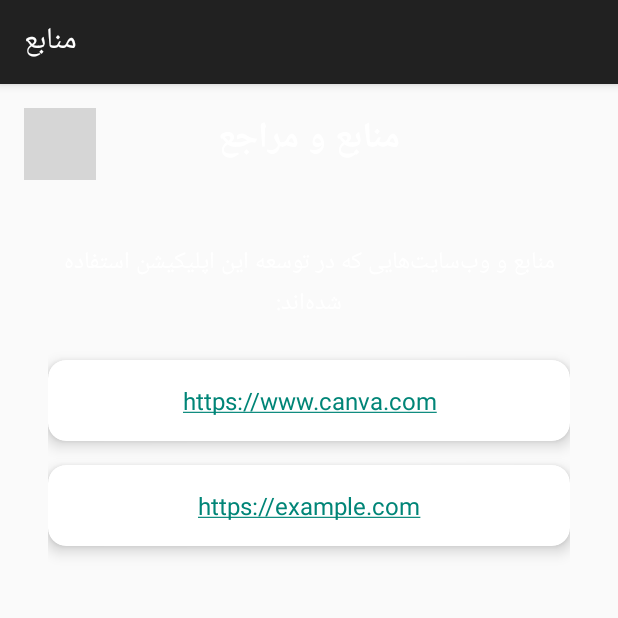
After one commit to mhsenpc/german_android_game, an Android app: the ReferencesActivity screen opened directly, with no data from a screen before it, on a phone screen of 412 x 824 dp, the top half of it. The commit adds this screen. Run offline under Robolectric (Android 15) with nearby library versions, the phone set to English and light mode, and no system bars; grey boxes are pictures that could not be loaded.

Commit message:
add references page

```diff
--- a/app/src/main/AndroidManifest.xml
+++ b/app/src/main/AndroidManifest.xml
@@ -33,6 +33,11 @@
             android:exported="false"
             android:label="@string/about_label"
             android:theme="@style/Theme.AppCompat.Light.DarkActionBar" />
+        <activity
+            android:name=".ReferencesActivity"
+            android:exported="false"
+            android:label="@string/references_label"
+            android:theme="@style/Theme.AppCompat.Light.DarkActionBar" />
             </application>
 
 </manifest>
--- a/app/src/main/java/sibpardazan/gharb/satzpuzzle/LevelPickerActivity.kt
+++ b/app/src/main/java/sibpardazan/gharb/satzpuzzle/LevelPickerActivity.kt
@@ -192,6 +192,11 @@ class LevelPickerActivity : AppCompatActivity() {
                 startActivity(intent)
                 true
             }
+            R.id.action_references -> {
+                val intent = Intent(this, ReferencesActivity::class.java)
+                startActivity(intent)
+                true
+            }
             else -> super.onOptionsItemSelected(item)
         }
     }
--- /dev/null
+++ b/app/src/main/java/sibpardazan/gharb/satzpuzzle/ReferencesActivity.kt
@@ -0,0 +1,45 @@
+package sibpardazan.gharb.satzpuzzle
+
+import android.content.Intent
+import android.net.Uri
+import android.os.Bundle
+import androidx.appcompat.app.AppCompatActivity
+import sibpardazan.gharb.satzpuzzle.databinding.ActivityReferencesBinding
+
+class ReferencesActivity : AppCompatActivity() {
+
+    private lateinit var binding: ActivityReferencesBinding
+
+    override fun onCreate(savedInstanceState: Bundle?) {
+        super.onCreate(savedInstanceState)
+        binding = ActivityReferencesBinding.inflate(layoutInflater)
+        setContentView(binding.root)
+
+        setupClickListeners()
+    }
+
+    private fun setupClickListeners() {
+        binding.backButton.setOnClickListener {
+            finish()
+        }
+
+        // URL text view click listeners
+        binding.website1UrlTextView.setOnClickListener {
+            openWebsite(getString(R.string.website_1_url))
+        }
+
+        binding.website2UrlTextView.setOnClickListener {
+            openWebsite(getString(R.string.website_2_url))
+        }
+    }
+
+    private fun openWebsite(url: String) {
+        try {
+            val intent = Intent(Intent.ACTION_VIEW, Uri.parse(url))
+            startActivity(intent)
+        } catch (e: Exception) {
+            // Handle error if no browser app is available
+            e.printStackTrace()
+        }
+    }
+}
--- /dev/null
+++ b/app/src/main/res/drawable/ic_references.xml
@@ -0,0 +1,10 @@
+<vector xmlns:android="http://schemas.android.com/apk/res/android"
+    android:width="24dp"
+    android:height="24dp"
+    android:viewportWidth="24"
+    android:viewportHeight="24"
+    android:tint="?attr/colorOnSurface">
+  <path
+      android:fillColor="@android:color/white"
+      android:pathData="M12,2l3.09,6.26L22,9.27l-5,4.87 1.18,6.88L12,17.77l-6.18,3.25L7,14.14 2,9.27l6.91,-1.01L12,2zM12,15.4l3.76,2.27 -1,-4.28 3.32,-2.88 -4.38,-0.38L12,6.1l-1.71,4.04 -4.38,0.38 3.32,2.88 -1,4.28L12,15.4z"/>
+</vector>
--- /dev/null
+++ b/app/src/main/res/layout/activity_references.xml
@@ -0,0 +1,111 @@
+<?xml version="1.0" encoding="utf-8"?>
+<androidx.constraintlayout.widget.ConstraintLayout xmlns:android="http://schemas.android.com/apk/res/android"
+    xmlns:app="http://schemas.android.com/apk/res-auto"
+    xmlns:tools="http://schemas.android.com/tools"
+    android:layout_width="match_parent"
+    android:layout_height="match_parent"
+    tools:context=".ReferencesActivity">
+
+    <ImageButton
+        android:id="@+id/backButton"
+        android:layout_width="48dp"
+        android:layout_height="48dp"
+        android:layout_marginStart="16dp"
+        android:layout_marginTop="16dp"
+        android:background="?attr/selectableItemBackgroundBorderless"
+        android:contentDescription="@string/back"
+        android:src="@drawable/ic_back_arrow"
+        app:layout_constraintStart_toStartOf="parent"
+        app:layout_constraintTop_toTopOf="parent" />
+
+    <TextView
+        android:id="@+id/titleTextView"
+        android:layout_width="wrap_content"
+        android:layout_height="wrap_content"
+        android:layout_marginTop="16dp"
+        android:text="@string/references_title"
+        android:textColor="@color/white"
+        android:textSize="24sp"
+        android:textStyle="bold"
+        app:layout_constraintEnd_toEndOf="parent"
+        app:layout_constraintStart_toStartOf="parent"
+        app:layout_constraintTop_toTopOf="parent" />
+
+    <ScrollView
+        android:id="@+id/scrollView"
+        android:layout_width="0dp"
+        android:layout_height="0dp"
+        android:layout_marginStart="16dp"
+        android:layout_marginTop="32dp"
+        android:layout_marginEnd="16dp"
+        android:layout_marginBottom="16dp"
+        app:layout_constraintBottom_toBottomOf="parent"
+        app:layout_constraintEnd_toEndOf="parent"
+        app:layout_constraintStart_toStartOf="parent"
+        app:layout_constraintTop_toBottomOf="@id/titleTextView">
+
+        <LinearLayout
+            android:layout_width="match_parent"
+            android:layout_height="wrap_content"
+            android:orientation="vertical"
+            android:padding="16dp">
+
+            <TextView
+                android:id="@+id/descriptionTextView"
+                android:layout_width="match_parent"
+                android:layout_height="wrap_content"
+                android:layout_marginBottom="24dp"
+                android:gravity="center"
+                android:text="@string/references_description"
+                android:textColor="@color/white"
+                android:textSize="16sp" />
+
+            <androidx.cardview.widget.CardView
+                android:id="@+id/card1"
+                android:layout_width="match_parent"
+                android:layout_height="wrap_content"
+                android:layout_marginBottom="16dp"
+                app:cardBackgroundColor="@android:color/white"
+                app:cardCornerRadius="12dp"
+                app:cardElevation="6dp">
+
+                <TextView
+                    android:id="@+id/website1UrlTextView"
+                    android:layout_width="match_parent"
+                    android:layout_height="wrap_content"
+                    android:padding="16dp"
+                    android:autoLink="web"
+                    android:text="@string/website_1_url"
+                    android:textColor="@android:color/holo_blue_dark"
+                    android:textSize="16sp"
+                    android:gravity="center" />
+
+            </androidx.cardview.widget.CardView>
+
+            <androidx.cardview.widget.CardView
+                android:id="@+id/card2"
+                android:layout_width="match_parent"
+                android:layout_height="wrap_content"
+                android:layout_marginBottom="16dp"
+                app:cardBackgroundColor="@android:color/white"
+                app:cardCornerRadius="12dp"
+                app:cardElevation="6dp">
+
+                <TextView
+                    android:id="@+id/website2UrlTextView"
+                    android:layout_width="match_parent"
+                    android:layout_height="wrap_content"
+                    android:padding="16dp"
+                    android:autoLink="web"
+                    android:text="@string/website_2_url"
+                    android:textColor="@android:color/holo_blue_dark"
+                    android:textSize="16sp"
+                    android:gravity="center" />
+
+            </androidx.cardview.widget.CardView>
+
+        </LinearLayout>
+
+    </ScrollView>
+
+</androidx.constraintlayout.widget.ConstraintLayout>
--- a/app/src/main/res/menu/main_menu.xml
+++ b/app/src/main/res/menu/main_menu.xml
@@ -8,4 +8,10 @@
         android:icon="@drawable/ic_about"
         app:showAsAction="never" />
 
+    <item
+        android:id="@+id/action_references"
+        android:title="@string/references_menu"
+        android:icon="@drawable/ic_references"
+        app:showAsAction="never" />
+
 </menu>
--- a/app/src/main/res/values/strings.xml
+++ b/app/src/main/res/values/strings.xml
@@ -56,6 +56,16 @@
     <string name="about_button">درباره ما</string>
     <string name="about_us_menu">درباره ما</string>
 
+    <!-- References Activity -->
+    <string name="references_menu">منابع</string>
+    <string name="references_title">منابع و مراجع</string>
+    <string name="references_description">منابع و وب‌سایت‌هایی که در توسعه این اپلیکیشن استفاده شده‌اند:</string>
+    <string name="references_label">منابع</string>
+    <string name="website_1_name">Canva</string>
+    <string name="website_1_url">https://www.canva.com</string>
+    <string name="website_2_name">Example Website</string>
+    <string name="website_2_url">https://example.com</string>
+
     <!-- City Progression -->
     <string name="hamburg_key">hamburg</string>
     <string name="berlin_key">berlin</string>
```
